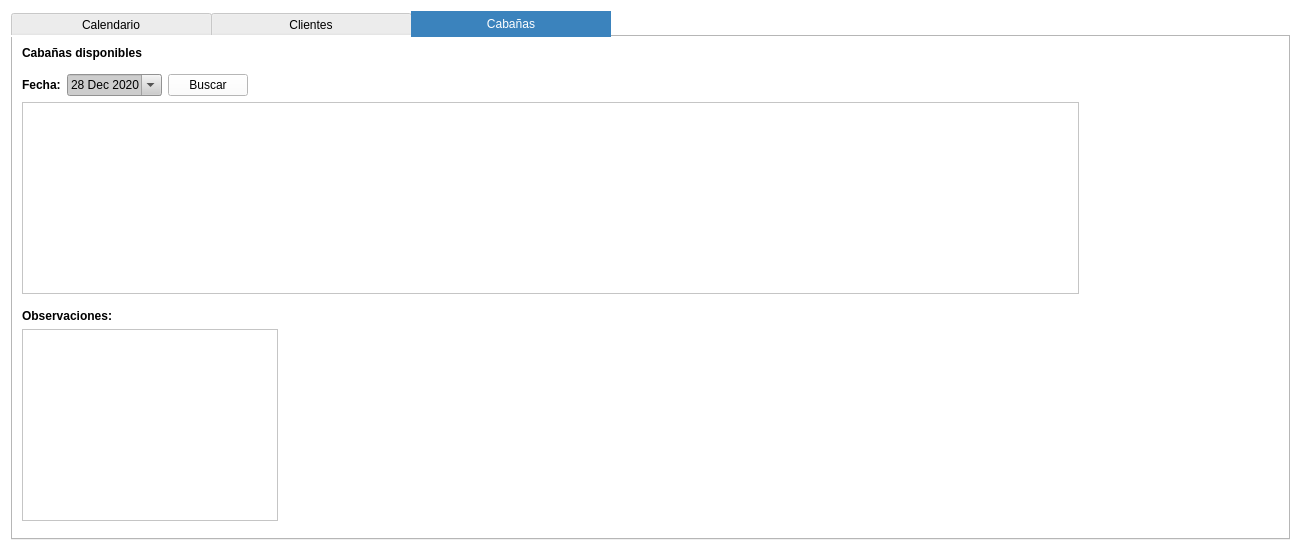
Old version of the form UIfiles/Tab.ui in the repository DiteRr/IgmavaAPP.
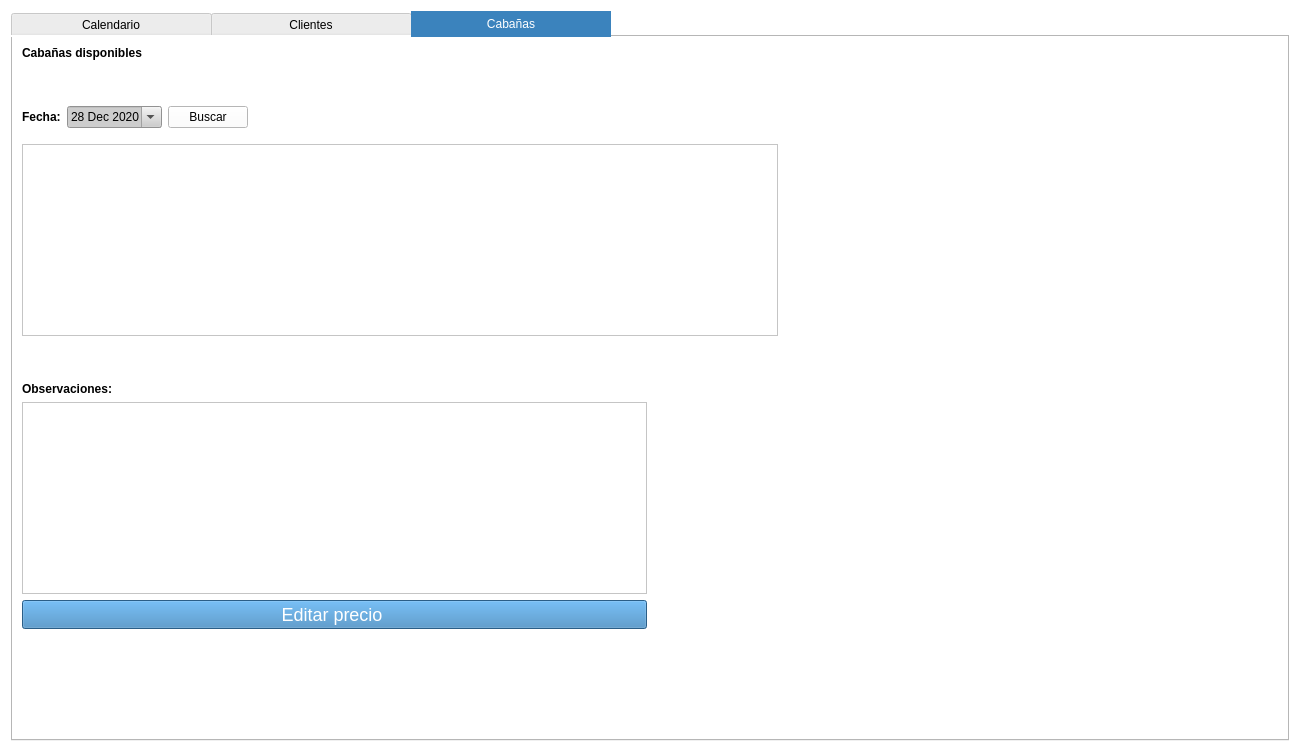
New version of the form. The open tabs and pages were chosen to show the change. Icons and pictures are not drawn.

Commit message: Validaciones, usar tabs y modificar precio cabaña

Patch:
```diff
--- a/UIfiles/Tab.ui
+++ b/UIfiles/Tab.ui
@@ -6,8 +6,8 @@
    <rect>
     <x>0</x>
     <y>0</y>
-    <width>1301</width>
-    <height>551</height>
+    <width>1300</width>
+    <height>752</height>
    </rect>
   </property>
   <property name="minimumSize">
@@ -23,7 +23,7 @@
    <string notr="true">background-color: rgb(255, 255, 255);</string>
   </property>
   <layout class="QGridLayout" name="gridLayout">
-   <item row="0" column="0">
+   <item row="2" column="0">
     <widget class="QTabWidget" name="tabWidget">
      <property name="minimumSize">
       <size>
@@ -570,7 +570,7 @@
        <string>Cabañas</string>
       </attribute>
       <layout class="QGridLayout" name="gridLayout_6">
-       <item row="9" column="0">
+       <item row="9" column="0" colspan="2">
         <spacer name="verticalSpacer_6">
          <property name="orientation">
           <enum>Qt::Vertical</enum>
@@ -583,7 +583,144 @@
          </property>
         </spacer>
        </item>
-       <item row="2" column="0">
+       <item row="4" column="0" colspan="2">
+        <spacer name="verticalSpacer_11">
+         <property name="orientation">
+          <enum>Qt::Vertical</enum>
+         </property>
+         <property name="sizeType">
+          <enum>QSizePolicy::Maximum</enum>
+         </property>
+         <property name="sizeHint" stdset="0">
+          <size>
+           <width>20</width>
+           <height>10</height>
+          </size>
+         </property>
+        </spacer>
+       </item>
+       <item row="6" column="0" colspan="2">
+        <spacer name="verticalSpacer_10">
+         <property name="orientation">
+          <enum>Qt::Vertical</enum>
+         </property>
+         <property name="sizeType">
+          <enum>QSizePolicy::Maximum</enum>
+         </property>
+         <property name="sizeHint" stdset="0">
+          <size>
+           <width>20</width>
+           <height>40</height>
+          </size>
+         </property>
+        </spacer>
+       </item>
+       <item row="5" column="0" colspan="2">
+        <layout class="QHBoxLayout" name="horizontalLayout_2">
+         <item>
+          <widget class="QTableWidget" name="tableWidgetC">
+           <property name="sizePolicy">
+            <sizepolicy hsizetype="Minimum" vsizetype="Minimum">
+             <horstretch>0</horstretch>
+             <verstretch>0</verstretch>
+            </sizepolicy>
+           </property>
+           <attribute name="horizontalHeaderStretchLastSection">
+            <bool>false</bool>
+           </attribute>
+           <attribute name="verticalHeaderDefaultSectionSize">
+            <number>57</number>
+           </attribute>
+           <attribute name="verticalHeaderStretchLastSection">
+            <bool>true</bool>
+           </attribute>
+          </widget>
+         </item>
+         <item>
+          <spacer name="horizontalSpacer_5">
+           <property name="orientation">
+            <enum>Qt::Horizontal</enum>
+           </property>
+           <property name="sizeType">
+            <enum>QSizePolicy::Maximum</enum>
+           </property>
+           <property name="sizeHint" stdset="0">
+            <size>
+             <width>500</width>
+             <height>80</height>
+            </size>
+           </property>
+          </spacer>
+         </item>
+        </layout>
+       </item>
+       <item row="8" column="0">
+        <layout class="QVBoxLayout" name="verticalLayout_2">
+         <item>
+          <widget class="QTableWidget" name="tableWidgetCab">
+           <property name="sizePolicy">
+            <sizepolicy hsizetype="Minimum" vsizetype="Minimum">
+             <horstretch>0</horstretch>
+             <verstretch>0</verstretch>
+            </sizepolicy>
+           </property>
+           <attribute name="verticalHeaderVisible">
+            <bool>false</bool>
+           </attribute>
+           <attribute name="verticalHeaderDefaultSectionSize">
+            <number>57</number>
+           </attribute>
+          </widget>
+         </item>
+         <item>
+          <widget class="QPushButton" name="edp">
+           <property name="styleSheet">
+            <string notr="true">background-color: #3B83BD;
+font-size: 18px;
+/*border-radius: 8px;*/
+color: #FFFFFF;</string>
+           </property>
+           <property name="text">
+            <string>Editar precio </string>
+           </property>
+          </widget>
+         </item>
+        </layout>
+       </item>
+       <item row="7" column="0" colspan="2">
+        <widget class="QLabel" name="label_5">
+         <property name="sizePolicy">
+          <sizepolicy hsizetype="Maximum" vsizetype="Maximum">
+           <horstretch>0</horstretch>
+           <verstretch>0</verstretch>
+          </sizepolicy>
+         </property>
+         <property name="styleSheet">
+          <string notr="true">font: 57 14pt &quot;Ubuntu&quot;;
+font-weight:bold;</string>
+         </property>
+         <property name="text">
+          <string>Observaciones:</string>
+         </property>
+        </widget>
+       </item>
+       <item row="1" column="0" colspan="2">
+        <spacer name="verticalSpacer_9">
+         <property name="orientation">
+          <enum>Qt::Vertical</enum>
+         </property>
+         <property name="sizeType">
+          <enum>QSizePolicy::Maximum</enum>
+         </property>
+         <property name="sizeHint" stdset="0">
+          <size>
+           <width>20</width>
+           <height>40</height>
+          </size>
+         </property>
+        </spacer>
+       </item>
+       <item row="2" column="0" colspan="2">
         <layout class="QHBoxLayout" name="horizontalLayout">
          <item>
           <widget class="QLabel" name="label_4">
@@ -677,7 +814,7 @@
          </item>
         </layout>
        </item>
-       <item row="0" column="0">
+       <item row="0" column="0" colspan="2">
         <widget class="QLabel" name="label_3">
          <property name="sizePolicy">
           <sizepolicy hsizetype="Maximum" vsizetype="Maximum">
@@ -694,159 +831,6 @@
          </property>
         </widget>
        </item>
-       <item row="4" column="0">
-        <layout class="QHBoxLayout" name="horizontalLayout_2">
-         <item>
-          <widget class="QTableWidget" name="tableWidgetC">
-           <property name="sizePolicy">
-            <sizepolicy hsizetype="Minimum" vsizetype="Minimum">
-             <horstretch>0</horstretch>
-             <verstretch>0</verstretch>
-            </sizepolicy>
-           </property>
-           <attribute name="horizontalHeaderStretchLastSection">
-            <bool>false</bool>
-           </attribute>
-           <attribute name="verticalHeaderDefaultSectionSize">
-            <number>57</number>
-           </attribute>
-           <attribute name="verticalHeaderStretchLastSection">
-            <bool>true</bool>
-           </attribute>
-          </widget>
-         </item>
-        </layout>
-       </item>
-       <item row="8" column="0">
-        <layout class="QHBoxLayout" name="horizontalLayout_3">
-         <item>
-          <widget class="QTableWidget" name="tableWidgetCab">
-           <property name="sizePolicy">
-            <sizepolicy hsizetype="Minimum" vsizetype="Minimum">
-             <horstretch>0</horstretch>
-             <verstretch>0</verstretch>
-            </sizepolicy>
-           </property>
-           <attribute name="verticalHeaderVisible">
-            <bool>false</bool>
-           </attribute>
-           <attribute name="verticalHeaderDefaultSectionSize">
-            <number>57</number>
-           </attribute>
-          </widget>
-         </item>
-         <item>
-          <spacer name="horizontalSpacer_6">
-           <property name="orientation">
-            <enum>Qt::Horizontal</enum>
-           </property>
-           <property name="sizeHint" stdset="0">
-            <size>
-             <width>40</width>
-             <height>20</height>
-            </size>
-           </property>
-          </spacer>
-         </item>
-        </layout>
-       </item>
-       <item row="5" column="0">
-        <spacer name="verticalSpacer_10">
-         <property name="orientation">
-          <enum>Qt::Vertical</enum>
-         </property>
-         <property name="sizeType">
-          <enum>QSizePolicy::Maximum</enum>
-         </property>
-         <property name="sizeHint" stdset="0">
-          <size>
-           <width>20</width>
-           <height>40</height>
-          </size>
-         </property>
-        </spacer>
-       </item>
-       <item row="6" column="0">
-        <widget class="QLabel" name="label_5">
-         <property name="sizePolicy">
-          <sizepolicy hsizetype="Maximum" vsizetype="Maximum">
-           <horstretch>0</horstretch>
-           <verstretch>0</verstretch>
-          </sizepolicy>
-         </property>
-         <property name="styleSheet">
-          <string notr="true">font: 57 14pt &quot;Ubuntu&quot;;
-font-weight:bold;</string>
-         </property>
-         <property name="text">
-          <string>Observaciones:</string>
-         </property>
-        </widget>
-       </item>
-       <item row="1" column="0">
-        <spacer name="verticalSpacer_9">
-         <property name="orientation">
-          <enum>Qt::Vertical</enum>
-         </property>
-         <property name="sizeType">
-          <enum>QSizePolicy::Maximum</enum>
-         </property>
-         <property name="sizeHint" stdset="0">
-          <size>
-           <width>20</width>
-           <height>40</height>
-          </size>
-         </property>
-        </spacer>
-       </item>
-       <item row="8" column="1">
-        <spacer name="horizontalSpacer_9">
-         <property name="orientation">
-          <enum>Qt::Horizontal</enum>
-         </property>
-         <property name="sizeType">
-          <enum>QSizePolicy::Maximum</enum>
-         </property>
-         <property name="sizeHint" stdset="0">
-          <size>
-           <width>200</width>
-           <height>20</height>
-          </size>
-         </property>
-        </spacer>
-       </item>
-       <item row="3" column="0">
-        <spacer name="verticalSpacer_11">
-         <property name="orientation">
-          <enum>Qt::Vertical</enum>
-         </property>
-         <property name="sizeType">
-          <enum>QSizePolicy::Maximum</enum>
-         </property>
-         <property name="sizeHint" stdset="0">
-          <size>
-           <width>20</width>
-           <height>10</height>
-          </size>
-         </property>
-        </spacer>
-       </item>
-       <item row="7" column="0">
-        <spacer name="verticalSpacer_12">
-         <property name="orientation">
-          <enum>Qt::Vertical</enum>
-         </property>
-         <property name="sizeType">
-          <enum>QSizePolicy::Maximum</enum>
-         </property>
-         <property name="sizeHint" stdset="0">
-          <size>
-           <width>20</width>
-           <height>10</height>
-          </size>
-         </property>
-        </spacer>
-       </item>
       </layout>
      </widget>
     </widget>
```
Left out of the diff: 13 changed lines with no effect on the pictures. The commit also changes 11 other files.
